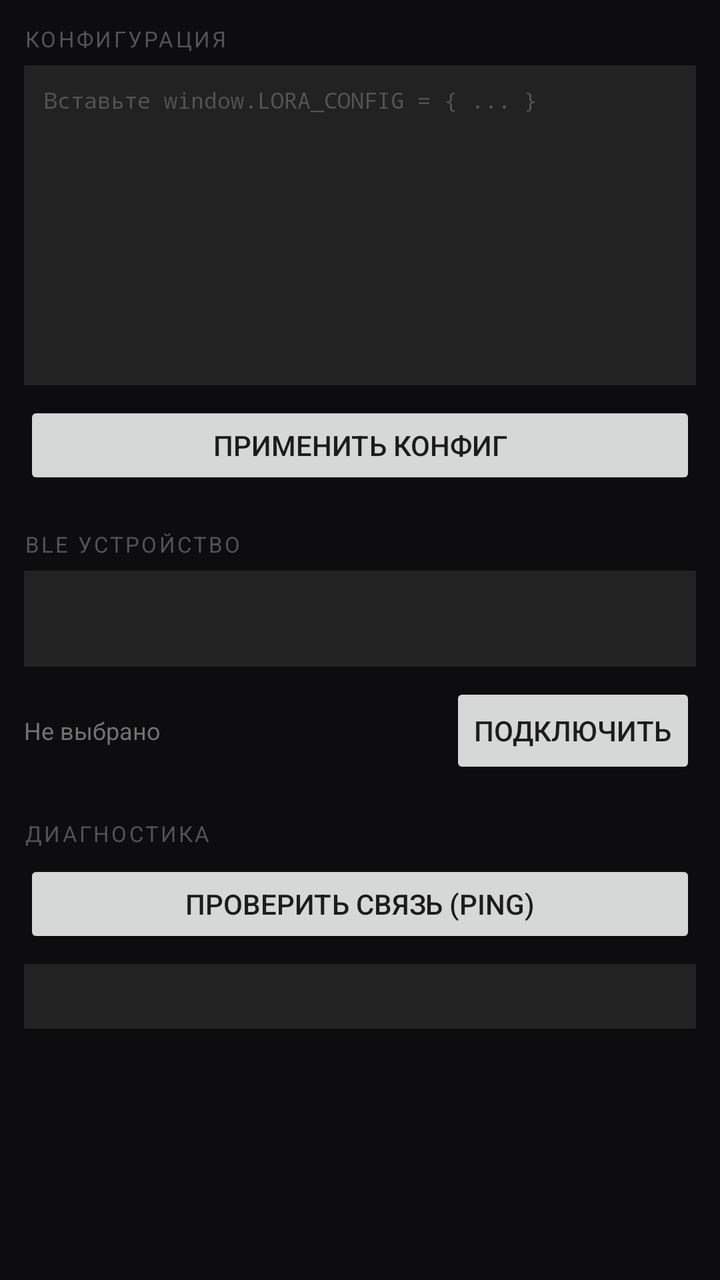
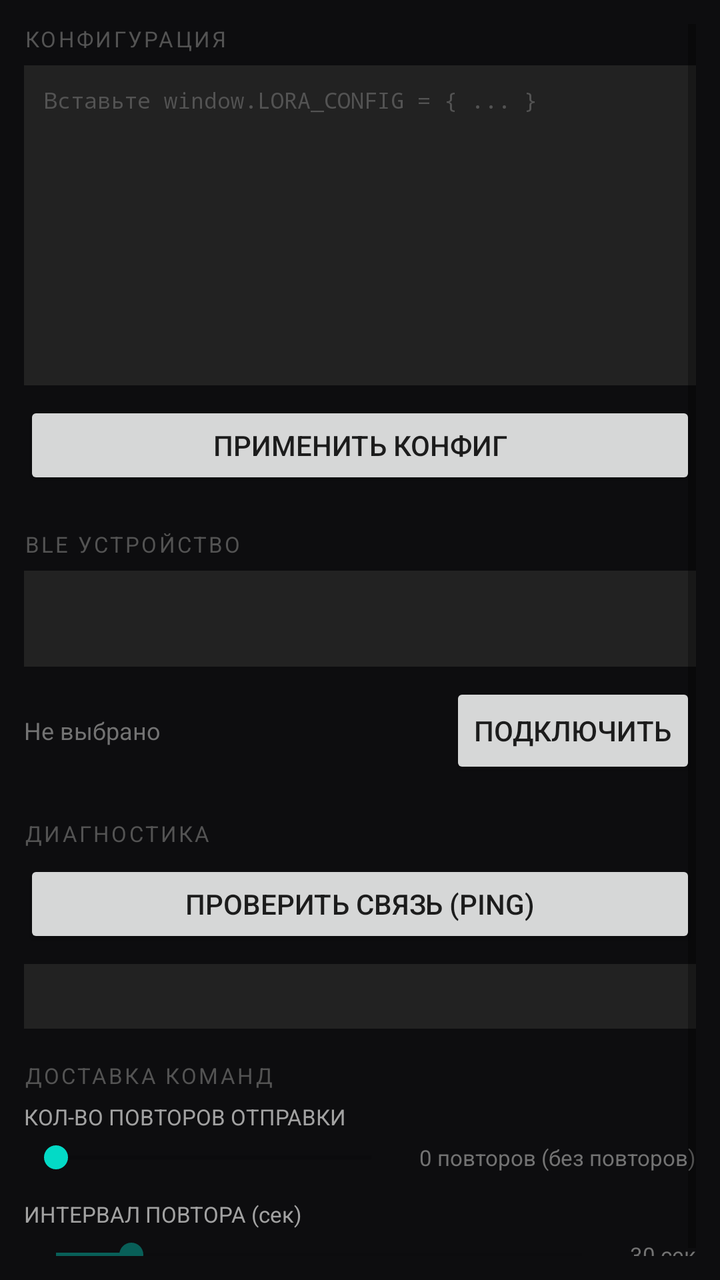

Before-and-after screenshots of an Android layout around one commit, followed by the original layout XML and the change that was made.
<!-- AndroidManifest.xml: application theme Theme.LoRemote -->
<!-- res/layout/fragment_settings.xml -->
<?xml version="1.0" encoding="utf-8"?>
<ScrollView xmlns:android="http://schemas.android.com/apk/res/android"
    android:layout_width="match_parent"
    android:layout_height="match_parent"
    android:background="@color/bg_dark"
    android:padding="12dp">

    <LinearLayout
        android:layout_width="match_parent"
        android:layout_height="wrap_content"
        android:orientation="vertical">

        
        <TextView
            android:layout_width="match_parent"
            android:layout_height="wrap_content"
            android:text="КОНФИГУРАЦИЯ"
            android:textSize="11sp"
            android:textColor="@color/gray_600"
            android:letterSpacing="0.1"
            android:layout_marginBottom="6dp"/>

        <EditText
            android:id="@+id/etConfig"
            android:layout_width="match_parent"
            android:layout_height="160dp"
            android:hint="Вставьте window.LORA_CONFIG = { ... }"
            android:textSize="11sp"
            android:fontFamily="monospace"
            android:textColor="@color/gray_300"
            android:textColorHint="@color/gray_600"
            android:background="@color/bg_elevated"
            android:padding="10dp"
            android:gravity="top"
            android:inputType="textMultiLine"
            android:layout_marginBottom="8dp"/>

        <Button
            android:id="@+id/btnApplyConfig"
            android:layout_width="match_parent"
            android:layout_height="44dp"
            android:text="Применить конфиг"
            android:layout_marginBottom="20dp"/>

        
        <TextView
            android:layout_width="match_parent"
            android:layout_height="wrap_content"
            android:text="BLE УСТРОЙСТВО"
            android:textSize="11sp"
            android:textColor="@color/gray_600"
            android:letterSpacing="0.1"
            android:layout_marginBottom="6dp"/>

        <Spinner
            android:id="@+id/spinnerDevices"
            android:layout_width="match_parent"
            android:layout_height="48dp"
            android:background="@color/bg_elevated"
            android:layout_marginBottom="8dp"/>

        <LinearLayout
            android:layout_width="match_parent"
            android:layout_height="wrap_content"
            android:orientation="horizontal"
            android:gravity="center_vertical"
            android:layout_marginBottom="20dp">

            <TextView
                android:id="@+id/tvDeviceStatus"
                android:layout_width="0dp"
                android:layout_height="wrap_content"
                android:layout_weight="1"
                android:text="Не выбрано"
                android:textSize="12sp"
                android:textColor="@color/gray_500"
                android:layout_marginEnd="8dp"/>

            <Button
                android:id="@+id/btnConnect"
                android:layout_width="wrap_content"
                android:layout_height="48dp"
                android:text="Подключить"
                android:paddingStart="12dp"
                android:paddingEnd="12dp"/>
        </LinearLayout>

        
        <TextView
            android:layout_width="match_parent"
            android:layout_height="wrap_content"
            android:text="ДИАГНОСТИКА"
            android:textSize="11sp"
            android:textColor="@color/gray_600"
            android:letterSpacing="0.1"
            android:layout_marginBottom="6dp"/>

        <Button
            android:id="@+id/btnPing"
            android:layout_width="match_parent"
            android:layout_height="44dp"
            android:text="Проверить связь (PING)"
            android:layout_marginBottom="8dp"/>

        <TextView
            android:id="@+id/tvPingResult"
            android:layout_width="match_parent"
            android:layout_height="wrap_content"
            android:textSize="12sp"
            android:fontFamily="monospace"
            android:textColor="@color/gray_500"
            android:padding="8dp"
            android:background="@color/bg_elevated"/>

    </LinearLayout>
</ScrollView>
<!-- resources referenced by this layout -->
<resources>
  <color name="bg_dark">#0D0D0F</color>
  <color name="bg_elevated">#222222</color>
  <color name="gray_300">#D1D1D1</color>
  <color name="gray_500">#737373</color>
  <color name="gray_600">#535353</color>
  <style name="Theme.LoRemote" parent="Theme.MaterialComponents.DayNight.NoActionBar">
          <item name="colorPrimary">@color/gray_400</item>
          <item name="colorOnPrimary">@color/bg_dark</item>
          <item name="android:statusBarColor">@color/bg_dark</item>
          <item name="android:navigationBarColor">@color/bg_card</item>
          <item name="materialButtonStyle">@style/Widget.LoRemote.Button</item>
      </style>
  <color name="gray_400">#A2A2A2</color>
  <color name="bg_card">#1A1A1A</color>
  <style name="Widget.LoRemote.Button" parent="Widget.MaterialComponents.Button">
          <item name="backgroundTint">@color/bg_elevated</item>
          <item name="cornerRadius">8dp</item>
          <item name="android:textColor">@color/gray_200</item>
          <item name="android:textSize">13sp</item>
          <item name="android:fontFamily">sans-serif-medium</item>
      </style>
  <color name="gray_200">#E2E2E2</color>
</resources>

<!-- the commit's change to res/layout/fragment_settings.xml (unified diff, before → after) -->
@@ -112,5 +112,84 @@
             android:padding="8dp"
             android:background="@color/bg_elevated"/>
 
+        
+        <TextView
+            android:layout_width="match_parent"
+            android:layout_height="wrap_content"
+            android:text="ДОСТАВКА КОМАНД"
+            android:textSize="11sp"
+            android:textColor="@color/gray_600"
+            android:letterSpacing="0.1"
+            android:layout_marginTop="16dp"
+            android:layout_marginBottom="6dp"/>
+
+        <TextView
+            android:layout_width="match_parent"
+            android:layout_height="wrap_content"
+            android:text="КОЛ-ВО ПОВТОРОВ ОТПРАВКИ"
+            android:textSize="11sp"
+            android:textColor="@color/gray_400"
+            android:layout_marginBottom="4dp"/>
+
+        <LinearLayout
+            android:layout_width="match_parent"
+            android:layout_height="wrap_content"
+            android:orientation="horizontal"
+            android:gravity="center_vertical"
+            android:layout_marginBottom="12dp">
+
+            <SeekBar
+                android:id="@+id/seekRetryCount"
+                android:layout_width="0dp"
+                android:layout_height="wrap_content"
+                android:layout_weight="1"
+                android:max="5"
+                android:progress="0"/>
+
+            <TextView
+                android:id="@+id/tvRetryCountLabel"
+                android:layout_width="wrap_content"
+                android:layout_height="wrap_content"
+                android:text="0 повторов (без повторов)"
+                android:textSize="11sp"
+                android:textColor="@color/gray_500"
+                android:layout_marginStart="8dp"/>
+        </LinearLayout>
+
+        <TextView
+            android:layout_width="match_parent"
+            android:layout_height="wrap_content"
+            android:text="ИНТЕРВАЛ ПОВТОРА (сек)"
+            android:textSize="11sp"
+            android:textColor="@color/gray_400"
+            android:layout_marginBottom="4dp"/>
+
+        <LinearLayout
+            android:layout_width="match_parent"
+            android:layout_height="wrap_content"
+            android:orientation="horizontal"
+            android:gravity="center_vertical"
+            android:layout_marginBottom="8dp">
+
+            <SeekBar
+                android:id="@+id/seekRetryInterval"
+                android:layout_width="0dp"
+                android:layout_height="wrap_content"
+                android:layout_weight="1"
+                android:max="105"
+                android:progress="15"
+                android:enabled="false"
+                android:alpha="0.4"/>
+
+            <TextView
+                android:id="@+id/tvRetryIntervalLabel"
+                android:layout_width="wrap_content"
+                android:layout_height="wrap_content"
+                android:text="30 сек"
+                android:textSize="11sp"
+                android:textColor="@color/gray_500"
+                android:layout_marginStart="8dp"/>
+        </LinearLayout>
+
     </LinearLayout>
 </ScrollView>
<!-- resource entries referenced after the edit -->
@@ -3,6 +3,7 @@
   <color name="bg_dark">#0D0D0F</color>
   <color name="bg_elevated">#222222</color>
   <color name="gray_300">#D1D1D1</color>
+  <color name="gray_400">#A2A2A2</color>
   <color name="gray_500">#737373</color>
   <color name="gray_600">#535353</color>
   <style name="Theme.LoRemote" parent="Theme.MaterialComponents.DayNight.NoActionBar">
@@ -12,7 +13,6 @@
           <item name="android:navigationBarColor">@color/bg_card</item>
           <item name="materialButtonStyle">@style/Widget.LoRemote.Button</item>
       </style>
-  <color name="gray_400">#A2A2A2</color>
   <color name="bg_card">#1A1A1A</color>
   <style name="Widget.LoRemote.Button" parent="Widget.MaterialComponents.Button">
           <item name="backgroundTint">@color/bg_elevated</item>
